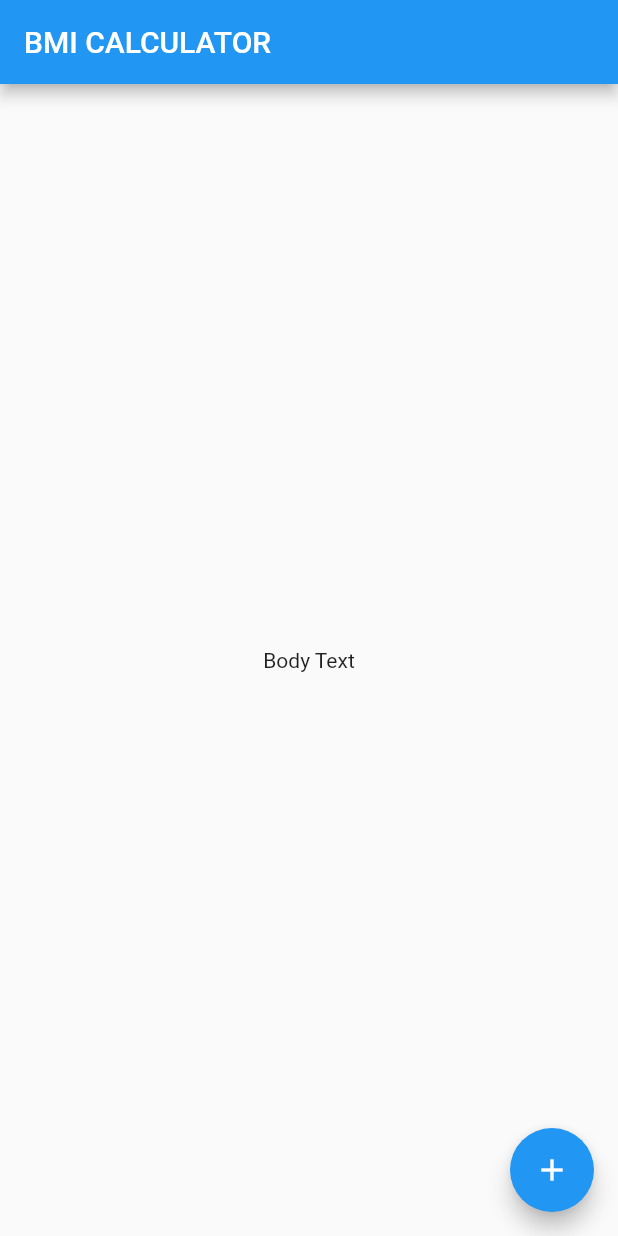
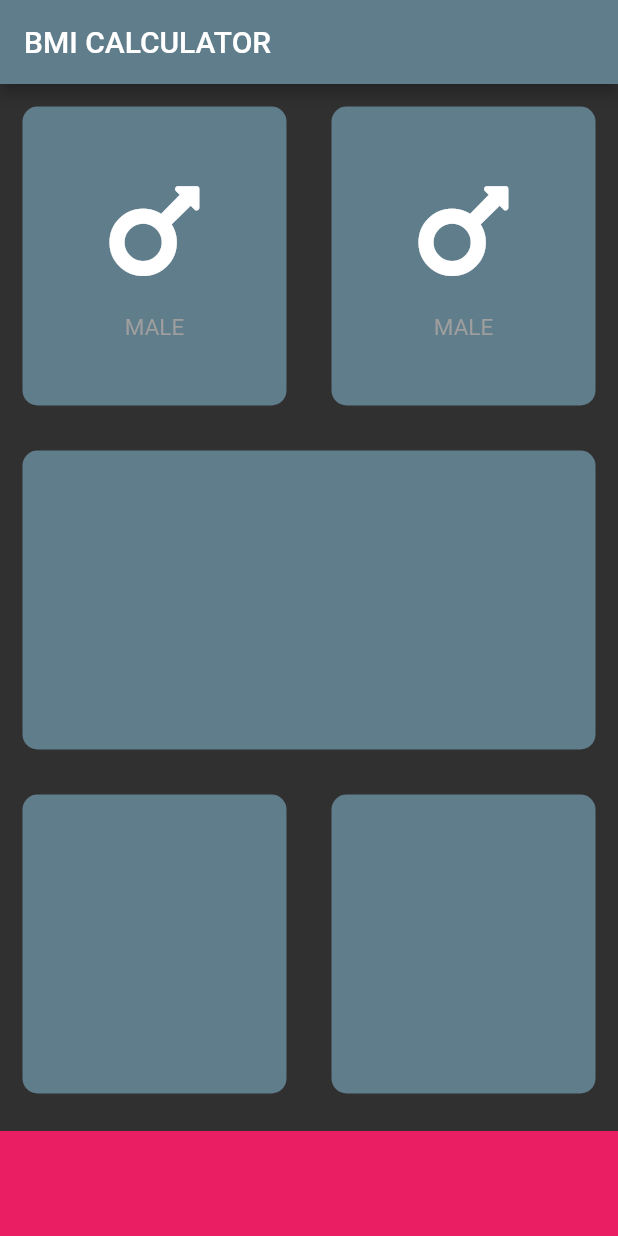
Before and after one commit to PaulDudsdeemaytha/bmi-calculator-flutter, a Flutter app: the screen it shows after launch, on a phone screen of 412 x 824 dp. Run offline on Flutter 3.47's test engine with Material 2 defaults, Android fonts, the phone set to English and light mode, and no system bars; our stand-ins replace font_awesome_flutter.

Commit message:
added layout and resuable widgets

```diff
--- /dev/null
+++ b/lib/input_page.dart
@@ -0,0 +1,123 @@
+import 'package:flutter/material.dart';
+import 'package:font_awesome_flutter/font_awesome_flutter.dart';
+
+const cardColor = Colors.blueGrey;
+const bottomContainerColor = Colors.pink;
+
+class InputPage extends StatefulWidget {
+  @override
+  _InputPageState createState() => _InputPageState();
+}
+
+class _InputPageState extends State<InputPage> {
+  @override
+  Widget build(BuildContext context) {
+    return Scaffold(
+      appBar: AppBar(
+        title: Text('BMI CALCULATOR'),
+      ),
+      body: Column(
+        children: <Widget>[
+          Expanded(
+            child: Row(
+              children: <Widget>[
+                Expanded(
+                  child: new ReusableCard(
+                    colour: cardColor,
+                    cardChild: new ReusableIcon(),
+                  ),
+                ),
+                Expanded(
+                  child: new ReusableCard(
+                    colour: cardColor,
+                    cardChild: ReusableIcon(),
+                  ),
+                ),
+              ],
+            ),
+          ),
+          Expanded(
+            child: Row(
+              children: <Widget>[
+                Expanded(
+                  child: new ReusableCard(
+                    colour: cardColor,
+                  ),
+                )
+              ],
+            ),
+          ),
+          Expanded(
+            child: Row(
+              children: <Widget>[
+                Expanded(
+                  child: new ReusableCard(
+                    colour: cardColor,
+                  ),
+                ),
+                Expanded(
+                  child: new ReusableCard(
+                    colour: cardColor,
+                  ),
+                ),
+              ],
+            ),
+          ),
+          Container(
+            color: bottomContainerColor,
+            margin: EdgeInsets.only(top: 10),
+            width: double.infinity,
+            height: 70,
+          )
+        ],
+      ),
+    );
+  }
+}
+
+class ReusableIcon extends StatelessWidget {
+//  final Text myText;
+//  final FontAwesomeIcons fontAwesomeIconName;
+//  ReusableIcon(this.myText, this.fontAwesomeIconName);
+
+  @override
+  Widget build(BuildContext context) {
+    return Column(
+      mainAxisAlignment: MainAxisAlignment.center,
+      children: <Widget>[
+        Icon(
+          FontAwesomeIcons.mars,
+          size: 80,
+        ),
+        SizedBox(
+          height: 15,
+        ),
+        Text(
+          'MALE',
+          style: TextStyle(
+            fontSize: 15,
+            color: Colors.grey,
+          ),
+        )
+      ],
+    );
+  }
+}
+
+class ReusableCard extends StatelessWidget {
+  final Color colour;
+  final Widget cardChild;
+  ReusableCard({@required this.colour, this.cardChild});
+
+  @override
+  Widget build(BuildContext context) {
+    return Container(
+      child: cardChild,
+      margin: EdgeInsets.all(15),
+      decoration: BoxDecoration(
+        borderRadius: BorderRadius.circular(10),
+        color: colour,
+      ),
+    );
+  }
+}
--- a/lib/main.dart
+++ b/lib/main.dart
@@ -1,4 +1,5 @@
 import 'package:flutter/material.dart';
+import 'input_page.dart';
 
 void main() => runApp(BMICalculator());
 
@@ -6,29 +7,11 @@ class BMICalculator extends StatelessWidget {
   @override
   Widget build(BuildContext context) {
     return MaterialApp(
+      theme: ThemeData.dark().copyWith(
+        primaryColor: Colors.blueGrey,
+        accentColor: Colors.blueAccent,
+      ),
       home: InputPage(),
     );
   }
 }
-
-class InputPage extends StatefulWidget {
-  @override
-  _InputPageState createState() => _InputPageState();
-}
-
-class _InputPageState extends State<InputPage> {
-  @override
-  Widget build(BuildContext context) {
-    return Scaffold(
-      appBar: AppBar(
-        title: Text('BMI CALCULATOR'),
-      ),
-      body: Center(
-        child: Text('Body Text'),
-      ),
-      floatingActionButton: FloatingActionButton(
-        child: Icon(Icons.add),
-      ),
-    );
-  }
-}
--- a/pubspec.yaml
+++ b/pubspec.yaml
@@ -7,6 +7,7 @@ environment:
   sdk: ">=2.0.0-dev.68.0 <3.0.0"
 
 dependencies:
+  font_awesome_flutter: ^8.5.0
   flutter:
     sdk: flutter
 
```
Also changed, not shown: 2 other files.
